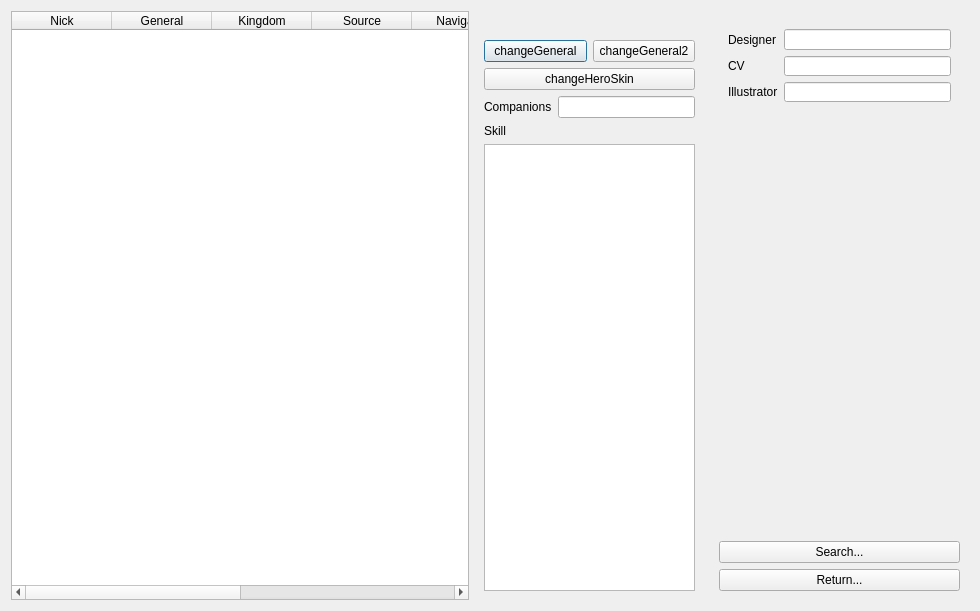
First picture: the form in src/dialog/generaloverview.ui, repository NijigenDevs/QSanguosha-For-Saimoe, before the edit.
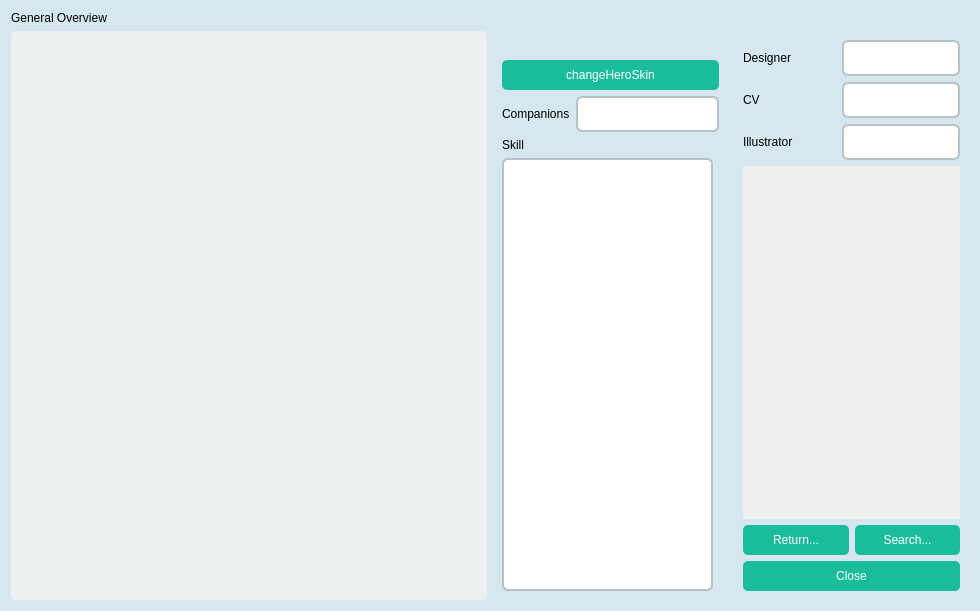
Second picture: the form after the edit. Icons and pictures are not drawn.

Patch:
```diff
--- a/src/dialog/generaloverview.ui
+++ b/src/dialog/generaloverview.ui
@@ -28,64 +28,542 @@
   <property name="windowTitle">
    <string>General Overview</string>
   </property>
-  <layout class="QHBoxLayout" name="horizontalLayout_2">
-   <item>
-    <widget class="QTableWidget" name="tableWidget">
-     <property name="editTriggers">
-      <set>QAbstractItemView::NoEditTriggers</set>
-     </property>
-     <property name="selectionMode">
-      <enum>QAbstractItemView::SingleSelection</enum>
-     </property>
-     <property name="selectionBehavior">
-      <enum>QAbstractItemView::SelectRows</enum>
-     </property>
-     <property name="sortingEnabled">
-      <bool>true</bool>
-     </property>
-     <column>
-      <property name="text">
-       <string>Nick</string>
-      </property>
-     </column>
-     <column>
-      <property name="text">
-       <string>General</string>
-      </property>
-     </column>
-     <column>
-      <property name="text">
-       <string>Kingdom</string>
-      </property>
-     </column>
-     <column>
-      <property name="text">
-       <string>Source</string>
-      </property>
-     </column>
-     <column>
-      <property name="text">
-       <string>Navigator</string>
-      </property>
-     </column>
-     <column>
-      <property name="text">
-       <string>Gender</string>
-      </property>
-     </column>
-     <column>
-      <property name="text">
-       <string>MaxHP</string>
-      </property>
-     </column>
-     <column>
-      <property name="text">
-       <string>Package</string>
-      </property>
-     </column>
-    </widget>
-   </item>
-   <item>
+  <property name="styleSheet">
+   <string notr="true">QProgressBar {
+    color : solid gray;
+    border: 2px solid gray;
+    border-radius: 5px;
+    background: transparent;
+    padding: 0px;
+    text-align: center;
+}
+
+QProgressBar::chunk {
+    background: #B22222;
+}
+
+QTextEdit {
+	border-left: none;
+	border-right: none;
+	border-top: 1px solid qlineargradient(spread:reflect, x1:0, y1:0, x2:0.5, y2:0, stop:0 transparent, stop:1 rgb(166, 150, 122));
+	border-bottom: none;
+    background-color: rgba(0, 0, 0, 40%);
+}
+
+QTextEdit[description=&quot;true&quot;] {
+    border: 10px;
+    border-image: none;
+    background-color: rgba(255,255,255,255);
+}
+
+QTextEdit#whatsnew {
+	background-image: url(image/system/simpleBg/whatsnew.png);
+}
+
+QTextEdit#skill_info, QTextEdit#skillTextEdit {
+	border: 2px solid rgb(185, 195, 199);
+	padding-left: 8px;
+	min-height: 32px;
+	border-radius: 6px;
+	alignment: left;
+	background-color: white;
+}
+
+QTextEdit#skill_info:focus {
+	border-color: rgb(26, 188, 156);
+}
+
+QTextEdit#skill_info:disabled {
+	background-color: rgba(244, 246, 246, 70%);
+	border-color: rgba(213, 219, 219, 70%);
+	color: rgba(163, 169, 169, 70%);
+}
+
+QLineEdit {
+	border: 2px solid rgb(185, 195, 199);
+	padding-left: 8px;
+	min-height: 32px;
+	border-radius: 6px;
+	alignment: left center;
+}
+
+QLineEdit:focus {
+	border-color: rgb(26, 188, 156);
+}
+
+QLineEdit:disabled {
+	background-color: rgba(244, 246, 246, 70%);
+	border-color: rgba(213, 219, 219, 70%);
+	color: rgba(163, 169, 169, 70%);
+}
+
+QLineEdit#chat_edit {
+    background-color: rgba(0, 0, 0, 200);
+    color: white;
+    border: 1px solid rgb(166, 150, 122);
+    height: 20px;
+    border-radius: 2px;
+}
+
+QStatusBar::item {
+     border: 0px solid grey;
+ }
+
+QMenu[private_pile=&quot;true&quot;] {
+    background-color: rgba(43,63,53,200);
+    border-radius: 1px;
+    color: white;
+}
+
+QPushButton[private_pile=&quot;true&quot;] {
+    background-color: rgba(43,63,53,200);
+    border-radius: 1px;
+    color: white;
+}
+
+QMenu[treasure = true] {
+    background-color: rgba(64, 52, 0, 200);
+    border-radius: 5px;
+    color: white;
+}
+
+QPushButton[treasure = true] {
+    background-color: rgba(64, 52, 0, 200);
+    border-radius: 5px;
+    color: white;
+}
+
+QDialog {
+	background: rgb(214, 231, 239);
+}
+
+QTabWidget::pane {
+	border: none;
+}
+
+QTabWidget::tab-bar {
+    subcontrol-position: center;
+}
+
+QTabBar::tab {
+	alignment: center;
+	background-color: rgb(236, 240, 241);
+	border: none;
+	width: 109;
+	height: 44;
+	color: rgb(52, 73, 94);
+	font: 13px;
+}
+
+QTabBar::tab:only-one, QTabBar::tab:first {
+	border-top-left-radius: 5px;
+	border-bottom-left-radius: 5px;
+}
+
+QTabBar::tab:only-one, QTabBar::tab:last {
+	border-top-right-radius: 5px;
+	border-bottom-right-radius: 5px;
+}
+
+QTabBar::tab:selected {
+	background-color: rgb(26, 188, 156);
+}
+
+QTabBar::tab:!selected:hover {
+	color: rgb(26, 188, 156);
+}
+
+QTabBar::scroller {
+	width: 52px;
+}
+
+QTabBar QToolButton {
+	background-color: rgb(236, 240, 241);
+	border: transparent;
+	border-radius: 5px;
+	alignment: center;
+}
+
+QTabBar QToolButton:hover {
+	background-color: rgb(26, 188, 156);
+}
+
+QTabBar QToolButton::left-arrow {
+	image: url(image/system/controls/tabbar-left-arrow.png);
+	width: 12;
+	height: 12;
+}
+
+QTabBar QToolButton::right-arrow {
+	image: url(image/system/controls/tabbar-right-arrow.png);
+	width: 12;
+	height: 12;
+}
+
+QPushButton[game_control=&quot;true&quot;] {
+    border: 0px solid gray;
+    font: 12px;
+    border-radius: 5px;
+    padding: 6px 12px 6px 12px;
+}
+
+QPushButton#pause {
+    background-image: url(image/system/button/pause.png);
+}
+
+QPushButton#play {
+    background-image: url(image/system/button/play.png);
+}
+
+QPushButton#slow-down {
+    background-image: url(image/system/button/slow-down.png);
+}
+
+QPushButton#speed-up {
+    background-image: url(image/system/button/speed-up.png);
+}
+
+QPushButton#uniform {
+    background-image: url(image/system/button/uniform.png);
+}
+
+QPushButton[control = true] {
+	color: rgb(183, 218, 238);
+	background-color:rgba(0, 0, 0, 0);
+	border-style:none;
+}
+
+QPushButton[control = true]:hover {
+	background-color: rgb(72, 160, 212);
+}
+
+QPushButton[control = true][bold = true] {
+	font: bold;
+}
+
+#closeButton[control = true]:hover {
+	background-color: rgb(238, 44, 44);
+}
+
+QMenu {
+	background-color: rgb(216, 255, 253);
+	border: none;
+}
+
+QMenu::item {
+	padding: 7px 40px 7px 35px;
+	background: transparent;
+	border-radius: 2px;
+}
+
+QMenu::item:selected {
+	background: rgba(88, 201, 241, 200);
+}
+
+QMenu::separator {
+	height: 1px;
+    background: qlineargradient(spread:reflect, x1:0, y1:0, x2:0.5, y2:0, stop:0 transparent, stop:1 rgba(72, 160, 212, 255));
+	border-radius: 1px;
+    margin-left: 5px;
+    margin-right: 5px;
+}
+
+QMenu::indicator:checked {
+	margin-left: 5px;
+	width: 15px;
+	height: 15px;
+	image: url(image/system/controls/menu-indicator.png);
+}
+
+QMenu::right-arrow {
+	margin-right: 5px;
+	width: 12px;
+	height: 12px;
+	image: url(image/system/controls/menu-right-arrow.png);
+}
+
+QSpinBox {
+	border: 2px solid rgb(185, 195, 199);
+	padding-left: 8px;
+	min-height: 32px;
+	border-radius: 5px;
+	alignment: left center;
+}
+
+QSpinBox:focus {
+	border-color: rgb(26, 188, 156);
+}
+
+QSpinBox:disabled {
+	background-color: rgba(244, 246, 246, 70%);
+	border-color: rgba(213, 219, 219, 70%);
+	color: rgba(163, 169, 169, 70%);
+}
+
+QSpinBox::up-button {
+	margin-top: 1px;
+	margin-right: 1px;
+	background: rgb(236, 240, 241);
+	border-top-right-radius: 3px;
+}
+
+QSpinBox::down-button {
+	margin-bottom: 1px;
+	margin-right: 1px;
+	background: rgb(236, 240, 241);
+	border-bottom-right-radius: 3px;
+}
+
+QSpinBox::up-button:hover, QSpinBox::down-button:hover {
+	background: rgb(26, 188, 156);
+}
+
+QSpinBox::up-button:disabled, QSpinBox::down-button:disabled {
+	background-color: rgba(213, 219, 219, 70%);
+}
+
+QSpinBox::up-arrow {
+	image: url(image/system/controls/spinbox-up-arrow.png);
+}
+
+QSpinBox::down-arrow {
+	image: url(image/system/controls/spinbox-down-arrow.png);
+}
+
+QCheckBox {
+	spacing: 10px;
+	margin-left: 10px;
+}
+
+QCheckBox:checked {
+	color: rgb(26, 188, 156);
+}
+
+QCheckBox::indicator {
+	background: rgb(189, 195, 199);
+	border-radius: 5px;
+	height: 20px;
+	width: 20px;
+}
+
+QCheckBox::indicator:checked {
+	background: rgb(26, 188, 156);
+	image: url(image/system/controls/checkbox-indicator.png);
+}
+
+QCheckBox::indicator:hover {
+	image: url(image/system/controls/checkbox-indicator.png);
+}
+
+QCheckBox:disabled {
+	color: rgb(200, 202, 204);
+}
+
+QCheckBox::indicator:disabled {
+	background: rgb(200, 202, 204);
+}
+
+QDialog QPushButton {
+	color: white;
+	background-color: rgb(26, 188, 156);
+	border: transparent;
+	border-radius: 5px;
+	min-height: 30px;
+	min-width: 85px;
+}
+
+QDialog QPushButton:hover {
+	background-color: rgb(72, 201, 176);
+}
+
+QDialog QPushButton:disabled {
+	background-color: rgba(72, 201, 176, 52%);
+	color: rgba(255, 255, 255, 70%);
+}
+
+QDialog QPushButton:pressed {
+	background-color: rgb(22, 160, 133);
+}
+
+QRadioButton {
+	spacing: 10px;
+	margin-left: 10px;
+}
+
+QRadioButton:checked {
+	color: rgb(26, 188, 156);
+}
+
+QRadioButton::indicator {
+	background: url(image/system/controls/radiobutton-indicator-bg.png);
+	height: 20px;
+	width: 20px;
+}
+
+QRadioButton::indicator:checked {
+	background: url(image/system/controls/radiobutton-indicator-bg-checked.png);
+	image: url(image/system/controls/radiobutton-indicator-checked.png);
+}
+
+QRadioButton::indicator:unchecked:hover {
+	image: url(image/system/controls/radiobutton-indicator.png);
+}
+
+QRadioButton:disabled {
+	color: rgb(200, 202, 204);
+}
+
+QRadioButton::indicator:disabled {
+	background: url(image/system/controls/radiobutton-indicator-bg-disabled.png);
+}
+
+QRadioButton::indicator:disabled:checked {
+	image: url(image/system/controls/radiobutton-indicator-disabled.png);
+}
+
+QGroupBox {
+	border-radius: 5px;
+	background: transparent;
+	border: 2px solid rgb(185, 195, 199);
+	margin-top: 7px;
+	padding: 10px;
+}
+
+QGroupBox::title {
+	padding: 0 3px;
+    subcontrol-origin: margin;
+    subcontrol-position: top center;
+}
+
+QGroupBox:disabled {
+	background-color: rgba(244, 246, 246, 70%);
+	border-color: rgba(213, 219, 219, 70%);
+	color: rgba(163, 169, 169, 70%);
+}
+
+QGroupBox::title:disabled {
+	color: rgba(163, 169, 169, 70%);
+}
+
+QComboBox:disabled {
+	background-color: rgba(244, 246, 246, 70%);
+	border-color: rgba(213, 219, 219, 70%);
+	color: rgba(163, 169, 169, 70%);
+}
+
+QComboBox:!editable:on {
+	background-color: rgb(22, 160, 133);
+	color: white;
+}
+
+QComboBox {
+	border: 2px solid rgb(185, 195, 199);
+	border-radius: 5px;
+	height: 30px;
+}
+
+QComboBox:editable:focus, QComboBox:editable:on {
+	border-color: rgb(26, 188, 156);
+}
+
+QComboBox::drop-down {
+	background: rgb(236, 240, 241);
+	border-top-right-radius: 3px;
+	border-bottom-right-radius: 3px;
+	min-width: 30px;
+}
+
+QComboBox::drop-down:hover {
+	background-color: rgb(72, 201, 176);
+}
+
+QComboBox::drop-down:on {
+	background-color: rgb(22, 160, 133);
+}
+
+QComboBox::drop-down:disabled {
+	background-color: rgba(213, 219, 219, 70%);
+}
+
+QComboBox::down-arrow {
+	image: url(image/system/controls/combobox-down-arrow.png);
+}
+
+QComboBox QAbstractItemView {
+	background: rgb(52, 73, 94);
+	border-radius: 5px;
+	selection-background-color: rgb(44, 62, 80);
+	color: white;
+}
+
+QListView {
+	border-radius: 5px;
+	background-color: rgb(236, 240, 241);
+	color: rgb(52, 73, 94);
+}
+
+QListView::item {
+	border-radius: 5px;
+}
+
+QListView::item:selected {
+	background-color: rgb(26, 188, 156);
+	border: transparent;
+}
+
+QListView::item:!selected:hover {
+	color: rgb(26, 188, 156);
+}
+
+QSlider:horizontal {
+	min-width: 50px;
+	height: 18px;
+}
+
+QSlider::groove:horizontal {
+	background-color: rgb(235, 237, 239);
+	border-radius: 9px;
+	height: 18px;
+}
+
+QSlider::handle:horizontal {
+	background-color: rgb(22, 160, 133);
+	border-radius: 9;
+	height: 18px;
+	position: absolute;
+	width: 18px;
+}
+
+QSlider::handle:horizontal:hover,
+QSlider::handle:horizontal:focus {
+	background-color: rgb(72, 201, 176);
+}
+
+QSlider::sub-page:horizontal {
+	background-color: rgb(168, 220, 188);
+}
+
+QTableView {
+	border-radius: 5px;
+	background-color: rgb(236, 240, 241);
+	color: rgb(52, 73, 94);
+}
+
+QTableView::item:selected {
+	background-color: rgb(26, 188, 156);
+	border: transparent;
+}
+
+QTableView::item:!selected:hover {
+	color: rgb(26, 188, 156);
+}
+
+QScrollArea {
+	border-radius: 6px;
+}</string>
+  </property>
+  <layout class="QGridLayout" name="gridLayout">
+   <item row="1" column="1">
     <layout class="QHBoxLayout" name="horizontalLayout">
      <item>
       <widget class="QFrame" name="frame">
@@ -100,33 +578,6 @@
           </property>
          </widget>
         </item>
-        <item>
-         <layout class="QHBoxLayout" name="changeGeneralButtonLayout">
-          <property name="sizeConstraint">
-           <enum>QLayout::SetFixedSize</enum>
-          </property>
-          <property name="leftMargin">
-           <number>0</number>
-          </property>
-          <property name="bottomMargin">
-           <number>0</number>
-          </property>
-          <item>
-           <widget class="QPushButton" name="changeGeneralButton">
-            <property name="text">
-             <string>changeGeneral</string>
-            </property>
-           </widget>
-          </item>
-          <item>
-           <widget class="QPushButton" name="changeGeneral2Button">
-            <property name="text">
-             <string>changeGeneral2</string>
-            </property>
-           </widget>
-          </item>
-         </layout>
-        </item>
         <item>
          <widget class="QPushButton" name="changeHeroSkinButton">
           <property name="text">
@@ -180,84 +631,124 @@
      </item>
      <item>
       <widget class="QFrame" name="frame2">
-       <layout class="QVBoxLayout" name="verticalLayout">
+       <layout class="QVBoxLayout" name="verticalLayout_3">
         <item>
-         <widget class="QFrame" name="frame1">
-          <property name="minimumSize">
-           <size>
-            <width>241</width>
-            <height>0</height>
-           </size>
-          </property>
-          <property name="maximumSize">
-           <size>
-            <width>271</width>
-            <height>91</height>
-           </size>
-          </property>
-          <layout class="QGridLayout" name="gridLayout">
-           <item row="1" column="1">
-            <widget class="QLineEdit" name="cvLineEdit">
-             <property name="frame">
-              <bool>true</bool>
-             </property>
-             <property name="alignment">
-              <set>Qt::AlignRight|Qt::AlignTrailing|Qt::AlignVCenter</set>
-             </property>
-             <property name="readOnly">
-              <bool>true</bool>
-             </property>
-            </widget>
-           </item>
-           <item row="1" column="0">
-            <widget class="QLabel" name="cvLabel">
-             <property name="text">
-              <string>CV</string>
-             </property>
-            </widget>
-           </item>
-           <item row="0" column="1">
-            <widget class="QLineEdit" name="designerLineEdit">
-             <property name="alignment">
-              <set>Qt::AlignRight|Qt::AlignTrailing|Qt::AlignVCenter</set>
-             </property>
-             <property name="readOnly">
-              <bool>true</bool>
-             </property>
-            </widget>
-           </item>
-           <item row="0" column="0">
-            <widget class="QLabel" name="designerLabel">
-             <property name="text">
-              <string>Designer</string>
-             </property>
-            </widget>
-           </item>
-           <item row="2" column="0">
-            <widget class="QLabel" name="illustratorLabel">
-             <property name="text">
-              <string>Illustrator</string>
-             </property>
-            </widget>
-           </item>
-           <item row="2" column="1">
-            <widget class="QLineEdit" name="illustratorLineEdit">
-             <property name="frame">
-              <bool>true</bool>
-             </property>
-             <property name="alignment">
-              <set>Qt::AlignRight|Qt::AlignTrailing|Qt::AlignVCenter</set>
-             </property>
-             <property name="readOnly">
-              <bool>true</bool>
-             </property>
-            </widget>
-           </item>
-          </layout>
-         </widget>
+         <layout class="QVBoxLayout" name="verticalLayout">
+          <item>
+           <layout class="QHBoxLayout" name="horizontalLayout_4">
+            <item>
+             <widget class="QLabel" name="designerLabel">
+              <property name="sizePolicy">
+               <sizepolicy hsizetype="Expanding" vsizetype="Fixed">
+                <horstretch>0</horstretch>
+                <verstretch>0</verstretch>
+               </sizepolicy>
+              </property>
+              <property name="text">
+               <string>Designer</string>
+              </property>
+             </widget>
+            </item>
+            <item>
+             <widget class="QLineEdit" name="designerLineEdit">
+              <property name="sizePolicy">
+               <sizepolicy hsizetype="Expanding" vsizetype="Fixed">
+                <horstretch>0</horstretch>
+                <verstretch>0</verstretch>
+               </sizepolicy>
+              </property>
+              <property name="alignment">
+               <set>Qt::AlignRight|Qt::AlignTrailing|Qt::AlignVCenter</set>
+              </property>
+              <property name="readOnly">
+               <bool>true</bool>
+              </property>
+             </widget>
+            </item>
+           </layout>
+          </item>
+          <item>
+           <layout class="QHBoxLayout" name="horizontalLayout_3">
+            <item>
+             <widget class="QLabel" name="cvLabel">
+              <property name="sizePolicy">
+               <sizepolicy hsizetype="Expanding" vsizetype="Fixed">
+                <horstretch>0</horstretch>
+                <verstretch>0</verstretch>
+               </sizepolicy>
+              </property>
+              <property name="text">
+               <string>CV</string>
+              </property>
+             </widget>
+            </item>
+            <item>
+             <widget class="QLineEdit" name="cvLineEdit">
+              <property name="sizePolicy">
+               <sizepolicy hsizetype="Expanding" vsizetype="Fixed">
+                <horstretch>0</horstretch>
+                <verstretch>0</verstretch>
+               </sizepolicy>
+              </property>
+              <property name="frame">
+               <bool>true</bool>
+              </property>
+              <property name="alignment">
+               <set>Qt::AlignRight|Qt::AlignTrailing|Qt::AlignVCenter</set>
+              </property>
+              <property name="readOnly">
+               <bool>true</bool>
+              </property>
+             </widget>
+            </item>
+           </layout>
+          </item>
+          <item>
+           <layout class="QHBoxLayout" name="horizontalLayout_5">
+            <item>
+             <widget class="QLabel" name="illustratorLabel">
+              <property name="sizePolicy">
+               <sizepolicy hsizetype="Expanding" vsizetype="Fixed">
+                <horstretch>0</horstretch>
+                <verstretch>0</verstretch>
+               </sizepolicy>
+              </property>
+              <property name="text">
+               <string>Illustrator</string>
+              </property>
+             </widget>
+            </item>
+            <item>
+             <widget class="QLineEdit" name="illustratorLineEdit">
+              <property name="sizePolicy">
+               <sizepolicy hsizetype="Expanding" vsizetype="Fixed">
+                <horstretch>0</horstretch>
+                <verstretch>0</verstretch>
+               </sizepolicy>
+              </property>
+              <property name="frame">
+               <bool>true</bool>
+              </property>
+              <property name="alignment">
+               <set>Qt::AlignRight|Qt::AlignTrailing|Qt::AlignVCenter</set>
+              </property>
+              <property name="readOnly">
+               <bool>true</bool>
+              </property>
+             </widget>
+            </item>
+           </layout>
+          </item>
+         </layout>
         </item>
         <item>
          <widget class="QScrollArea" name="scrollArea">
+          <property name="sizePolicy">
+           <sizepolicy hsizetype="Preferred" vsizetype="Expanding">
+            <horstretch>0</horstretch>
+            <verstretch>0</verstretch>
+           </sizepolicy>
+          </property>
           <property name="maximumSize">
            <size>
             <width>271</width>
@@ -275,24 +766,35 @@
             <rect>
              <x>0</x>
              <y>0</y>
-             <width>241</width>
-             <height>419</height>
+             <width>217</width>
+             <height>347</height>
             </rect>
            </property>
           </widget>
          </widget>
         </item>
         <item>
-         <widget class="QPushButton" name="searchButton">
-          <property name="text">
-           <string>Search...</string>
-          </property>
-         </widget>
+         <layout class="QHBoxLayout" name="horizontalLayout_6">
+          <item>
+           <widget class="QPushButton" name="returnButton">
+            <property name="text">
+             <string>Return...</string>
+            </property>
+           </widget>
+          </item>
+          <item>
+           <widget class="QPushButton" name="searchButton">
+            <property name="text">
+             <string>Search...</string>
+            </property>
+           </widget>
+          </item>
+         </layout>
         </item>
         <item>
-         <widget class="QPushButton" name="returnButton">
+         <widget class="QPushButton" name="closeButton">
           <property name="text">
-           <string>Return...</string>
+           <string>Close</string>
           </property>
          </widget>
         </item>
@@ -301,6 +803,32 @@
      </item>
     </layout>
    </item>
+   <item row="1" column="0">
+    <widget class="QTableView" name="tableView">
+     <property name="editTriggers">
+      <set>QAbstractItemView::NoEditTriggers</set>
+     </property>
+     <property name="selectionMode">
+      <enum>QAbstractItemView::SingleSelection</enum>
+     </property>
+     <property name="selectionBehavior">
+      <enum>QAbstractItemView::SelectRows</enum>
+     </property>
+     <property name="iconSize">
+      <size>
+       <width>20</width>
+       <height>20</height>
+      </size>
+     </property>
+    </widget>
+   </item>
+   <item row="0" column="0">
+    <widget class="QLabel" name="titleLabel">
+     <property name="text">
+      <string>General Overview</string>
+     </property>
+    </widget>
+   </item>
   </layout>
  </widget>
  <resources/>
```
Left out of the diff: 1 changed line with no effect on the pictures.
